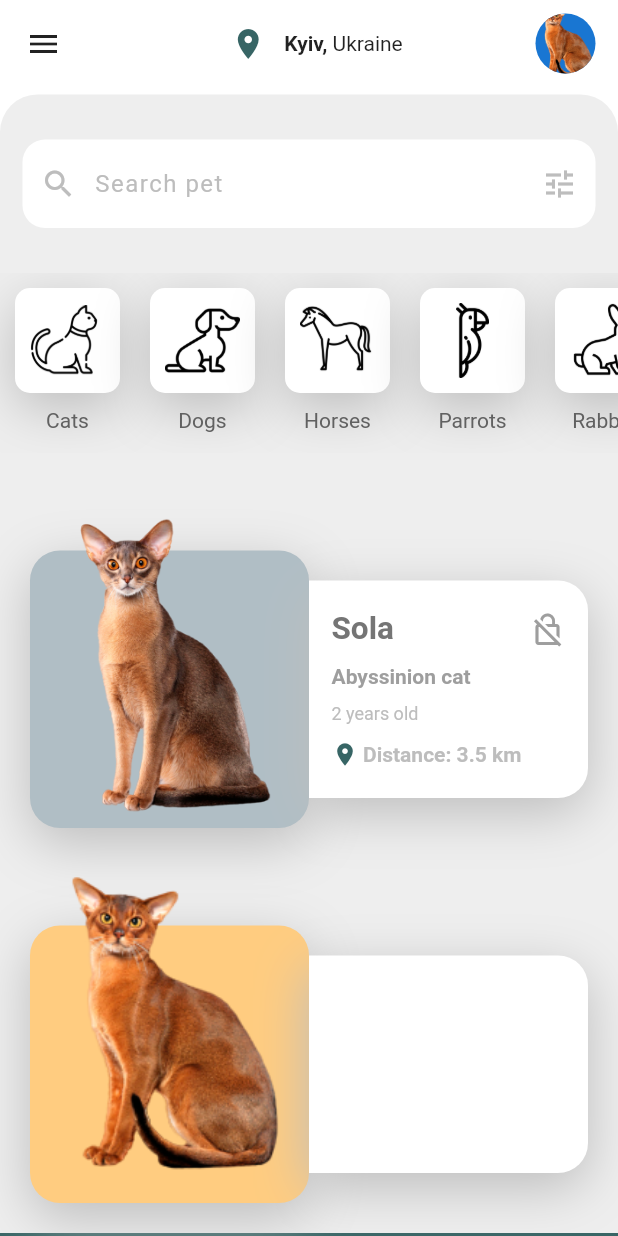
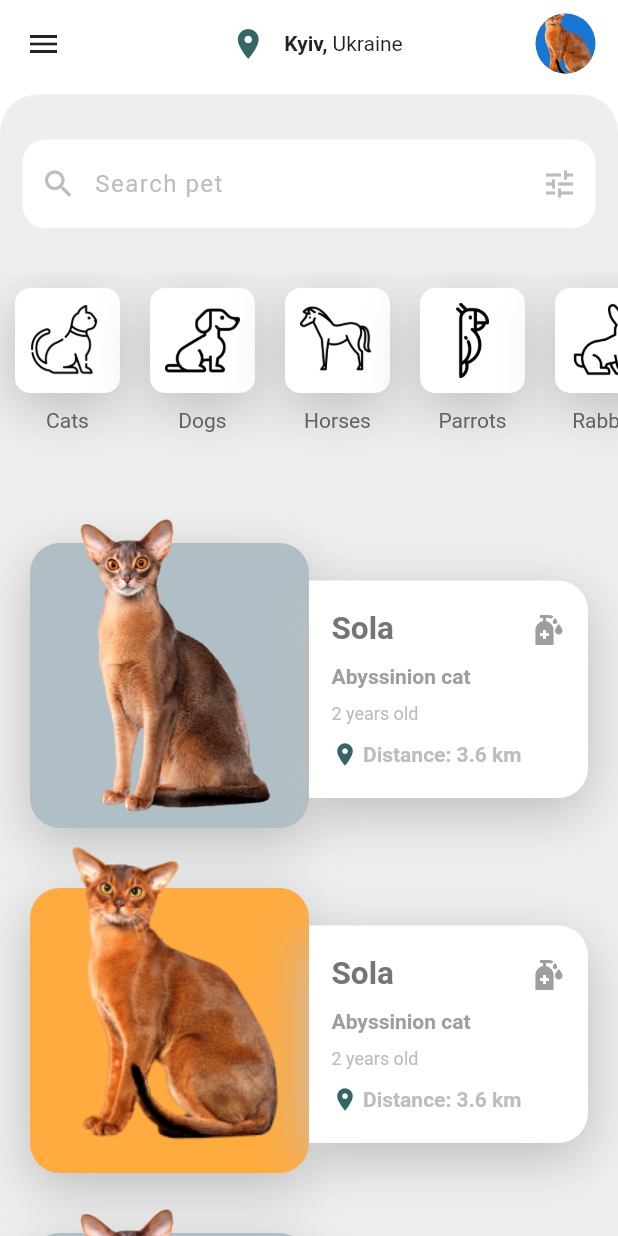
Before and after one commit to alamin-karno/Pet-App, a Flutter app: the screen it shows after launch, on a phone screen of 412 x 824 dp. Run offline on Flutter 3.47's test engine with Material 2 defaults, Android fonts, the phone set to English and light mode, and no system bars; our stand-ins replace share.

Commit message:
Pet Details Screen Done

```diff
--- a/lib/configuration/configuration.dart
+++ b/lib/configuration/configuration.dart
@@ -20,7 +20,23 @@ List<Map> categories = [
 ];
 
 List<Map> catMapList = [
-  {"id":1,"name":'Sola',"imagePath":'images/pet_cat2.png',
+  {"id":0,"name":'Sola',"imagePath":'images/pet_cat2.png',
+    "Species":'Abyssinion cat',"sex":'Female',
+    "year":'2',"distance":'3.6 km',"location":'5 Bulvorno-Kudriovska Street, Kyiv',},
+  {"id":1,"name":'Sola',"imagePath":'images/pet_cat1.png',
+    "Species":'Abyssinion cat',"sex":'Female',
+    "year":'2',"distance":'3.6 km',"location":'5 Bulvorno-Kudriovska Street, Kyiv',},
+  {"id":2,"name":'Sola',"imagePath":'images/pet_cat2.png',
+    "Species":'Abyssinion cat',"sex":'Female',
+    "year":'2',"distance":'3.6 km',"location":'5 Bulvorno-Kudriovska Street, Kyiv',},
+  {"id":3,"name":'Sola',"imagePath":'images/pet_cat1.png',
+    "Species":'Abyssinion cat',"sex":'Female',
+    "year":'2',"distance":'3.6 km',"location":'5 Bulvorno-Kudriovska Street, Kyiv',},
+  {"id":4,"name":'Sola',"imagePath":'images/pet_cat2.png',
+    "Species":'Abyssinion cat',"sex":'Female',
+    "year":'2',"distance":'3.6 km',"location":'5 Bulvorno-Kudriovska Street, Kyiv',},
+  {"id":5,"name":'Sola',"imagePath":'images/pet_cat1.png',
     "Species":'Abyssinion cat',"sex":'Female',
     "year":'2',"distance":'3.6 km',"location":'5 Bulvorno-Kudriovska Street, Kyiv',}
+
 ];
--- a/lib/screens/home_screen.dart
+++ b/lib/screens/home_screen.dart
@@ -1,5 +1,6 @@
 import 'package:flutter/material.dart';
 import 'package:pet_app/configuration/configuration.dart';
+import 'package:pet_app/screens/pet_details.dart';
 
 class HomeScreen extends StatefulWidget {
   @override
@@ -178,7 +179,17 @@ class _HomeScreenState extends State<HomeScreen> {
                     SizedBox(
                       height: 20.0,
                     ),
-                    Container(
+                    ListView.builder(
+                      physics: ScrollPhysics(),
+                      itemCount: catMapList.length,
+                      scrollDirection: Axis.vertical,
+                      shrinkWrap: true,
+                      itemBuilder: (context,index){
+                        return GestureDetector(
+                          onTap: (){
+                            Navigator.push(context, MaterialPageRoute(builder: (context) => PetDetails(catDetailsMap: catMapList[index],)));
+                          },
+                          child: Container(
                             height: 230,
                             margin: EdgeInsets.symmetric(horizontal: 20),
                             child: Row(
@@ -188,16 +199,18 @@ class _HomeScreenState extends State<HomeScreen> {
                                     children: [
                                       Container(
                                         decoration: BoxDecoration(
-                                    color: Colors.blueGrey[200],
+                                          color: (index % 2 == 0) ? Colors.blueGrey[200] : Colors.orangeAccent[200] ,
                                           borderRadius: BorderRadius.circular(20),
                                           boxShadow: shadowList,
                                         ),
-                                  margin: EdgeInsets.only(top: 45),
+                                        margin: EdgeInsets.only(top: 40),
                                       ),
                                       Align(
                                           child: Padding(
                                             padding: const EdgeInsets.all(8.0),
-                                  child: Image.asset('images/pet_cat2.png'),
+                                            child: Hero(
+                                                tag: 'pet${catMapList[index]['id']}',
+                                                child: Image.asset(catMapList[index]['imagePath'])),
                                           )),
                                     ],
                                   ),
@@ -214,45 +227,62 @@ class _HomeScreenState extends State<HomeScreen> {
                                       boxShadow: shadowList,
                                     ),
                                     child: Column(
-                                mainAxisAlignment: MainAxisAlignment.spaceAround,
+                                      mainAxisAlignment:
+                                      MainAxisAlignment.spaceAround,
                                       crossAxisAlignment: CrossAxisAlignment.start,
                                       children: [
                                         Row(
-                                    mainAxisAlignment: MainAxisAlignment.spaceBetween,
+                                          mainAxisAlignment:
+                                          MainAxisAlignment.spaceBetween,
                                           children: [
-                                      Text('Sola',
+                                            Text(
+                                              catMapList[index]['name'],
                                               style: TextStyle(
                                                 fontWeight: FontWeight.bold,
                                                 fontSize: 21.0,
                                                 color: Colors.grey[600],
-                                      ),),
+                                              ),
+                                            ),
                                             Icon(
-                                        Icons.no_encryption_gmailerrorred_outlined,
+                                              Icons.sanitizer,
                                               color: Colors.grey[500],
                                             ),
                                           ],
                                         ),
-                                  Text('Abyssinion cat',
+                                        Text(
+                                          catMapList[index]['Species'],
                                           style: TextStyle(
                                             fontWeight: FontWeight.bold,
                                             color: Colors.grey[500],
-                                  ),),
-                                  Text('2 years old',
+                                          ),
+                                        ),
+                                        Text(
+                                          catMapList[index]['year']+' years old',
                                           style: TextStyle(
                                             fontSize: 12,
                                             color: Colors.grey[400],
-                                  ),),
+                                          ),
+                                        ),
                                         Row(
                                           mainAxisAlignment: MainAxisAlignment.start,
-                                    crossAxisAlignment: CrossAxisAlignment.center,
+                                          crossAxisAlignment:
+                                          CrossAxisAlignment.center,
                                           children: [
-                                      Icon(Icons.location_on,color: primaryColor,size: 18,),
-                                      SizedBox(width: 3,),
-                                      Text('Distance: 3.5 km',
+                                            Icon(
+                                              Icons.location_on,
+                                              color: primaryColor,
+                                              size: 18,
+                                            ),
+                                            SizedBox(
+                                              width: 3,
+                                            ),
+                                            Text(
+                                              'Distance: '+catMapList[index]['distance'],
                                               style: TextStyle(
                                                 fontWeight: FontWeight.bold,
                                                 color: Colors.grey[400],
-                                      ),),
+                                              ),
+                                            ),
                                           ],
                                         )
                                       ],
@@ -262,50 +292,8 @@ class _HomeScreenState extends State<HomeScreen> {
                               ],
                             ),
                           ),
-                    SizedBox(
-                      height: 20.0,
-                    ),
-                    Container(
-                      height: 230,
-                      margin: EdgeInsets.symmetric(horizontal: 20),
-                      child: Row(
-                        children: [
-                          Expanded(
-                            child: Stack(
-                              children: [
-                                Container(
-                                  decoration: BoxDecoration(
-                                    color: Colors.orange[200],
-                                    borderRadius: BorderRadius.circular(20),
-                                    boxShadow: shadowList,
-                                  ),
-                                  margin: EdgeInsets.only(top: 45),
-                                ),
-                                Align(
-                                    child: Padding(
-                                  padding: const EdgeInsets.all(8.0),
-                                  child: Image.asset('images/pet_cat1.png'),
-                                )),
-                              ],
-                            ),
-                          ),
-                          Expanded(
-                            child: Container(
-                              margin: EdgeInsets.only(top: 65, bottom: 20),
-                              decoration: BoxDecoration(
-                                color: Colors.white,
-                                borderRadius: BorderRadius.only(
-                                    topRight: Radius.circular(20),
-                                    bottomRight: Radius.circular(20)),
-                                boxShadow: shadowList,
-                              ),
-                            ),
-                          )
-                        ],
-                      ),
-                    ),
-                    SizedBox(
-                      height: 20.0,
+                        );
+                      },
                     ),
                   ],
                 ),
--- a/pubspec.yaml
+++ b/pubspec.yaml
@@ -28,6 +28,7 @@ dependencies:
   # The following adds the Cupertino Icons font to your application.
   # Use with the CupertinoIcons class for iOS style icons.
   cupertino_icons: ^1.0.2
+  share: ^2.0.4
 
 dev_dependencies:
   flutter_test:
```
Also changed, not shown: lib/screens/pet_details.dart (added, +167 -0 lines), pubspec.lock. Lines whose indentation alone changed are shown as unchanged.
